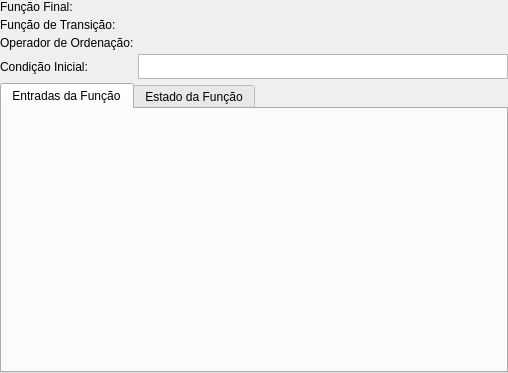
Qt form pgmodeler_ui/ui/funcaoagregacaowidget.ui (erdincay/pgmodeler-old) before a commit.
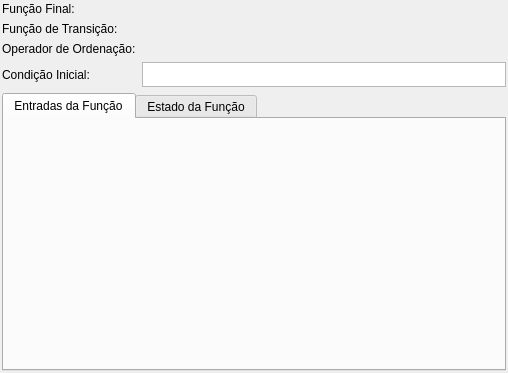
The same form after that commit.

Patch:
```diff
--- a/pgmodeler_ui/ui/funcaoagregacaowidget.ui
+++ b/pgmodeler_ui/ui/funcaoagregacaowidget.ui
@@ -21,10 +21,10 @@
   </property>
   <layout class="QGridLayout" name="funcaoagregacao_grid">
    <property name="margin">
-    <number>0</number>
+    <number>2</number>
    </property>
    <property name="spacing">
-    <number>4</number>
+    <number>6</number>
    </property>
    <item row="0" column="0">
     <widget class="QLabel" name="func_final_lbl">
```
